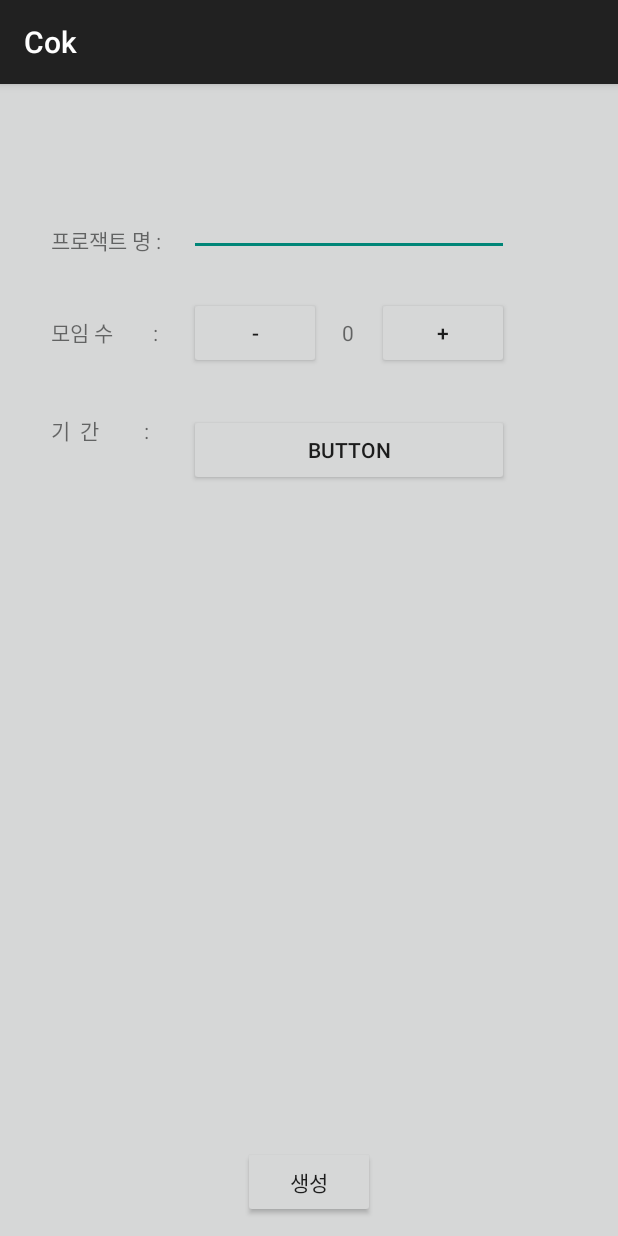
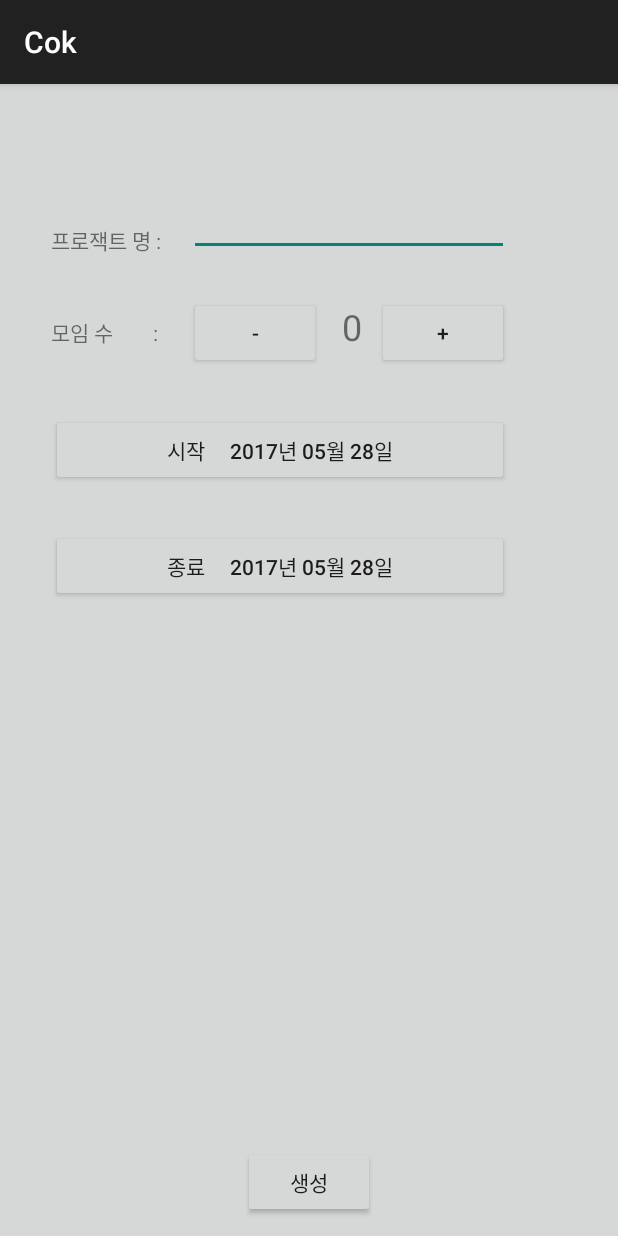
Before and after one commit to LeByHo/Mobile, an Android app: the Main2Activity screen opened directly, with no data from a screen before it, on a phone screen of 412 x 824 dp. Run offline under Robolectric (Android 15) with nearby library versions, the phone set to English and light mode, and no system bars.

Commit message:
2017-05-28 MainActivity

```diff
--- a/Cok/app/src/main/java/org/androidtown/cok/Main2Activity.java
+++ b/Cok/app/src/main/java/org/androidtown/cok/Main2Activity.java
@@ -1,6 +1,5 @@
 package org.androidtown.cok;
 
-import android.app.Fragment;
 import android.content.Intent;
 import android.os.Bundle;
 import android.support.v7.app.AppCompatActivity;
@@ -10,23 +9,24 @@ import android.widget.EditText;
 import android.widget.TextView;
 import android.widget.Toast;
 
+import java.text.SimpleDateFormat;
+import java.util.Date;
+
 public class Main2Activity extends AppCompatActivity {
+    String s,f;
     Button btn_up,btn_down;
-    Button Fbutton,Cbutton;
-    String s;
-    String f;
+    Button Fbutton, sd_button, fd_button;
     TextView text;
     EditText title;
-    TextView text2;
     int count = 0;
 
     @Override
     protected void onCreate(Bundle savedInstanceState) {
         super.onCreate(savedInstanceState);
         setContentView(R.layout.activity_main2);
-
         setup();
-        Cbutton.setOnClickListener(new View.OnClickListener() {
+        setDate();
+        sd_button.setOnClickListener(new View.OnClickListener() {
             @Override
             public void onClick(View v) {
                 Intent clintent = new Intent(Main2Activity.this, Calendar.class);
@@ -38,7 +38,6 @@ public class Main2Activity extends AppCompatActivity {
         Fbutton.setOnClickListener(new View.OnClickListener() {
             @Override
             public void onClick(View v) {
-
                 Intent intent = getIntent();
                 Bundle bundle = intent.getExtras();
                 bundle.putString("title", title.getText().toString());
@@ -46,7 +45,7 @@ public class Main2Activity extends AppCompatActivity {
                 bundle.putString("start",s);
                 bundle.putString("finish",f);
                 intent.putExtras(bundle);
-                setResult(RESULT_OK, intent);
+                setResult(RESULT_OK,intent);
                 finish();
             }
         });
@@ -55,12 +54,11 @@ public class Main2Activity extends AppCompatActivity {
     protected void onActivityResult(int requestCode, int resultCode, Intent data) {
         super.onActivityResult(requestCode, resultCode, data);
         Bundle bundle = data.getExtras();
-        Toast.makeText(getApplicationContext(),bundle.getInt("YEAR")+"",Toast.LENGTH_SHORT).show();
-        text2.setVisibility(View.VISIBLE);
-        text2.setText("시작일 :"+bundle.getInt("YEAR")+" 년 "+bundle.getInt("MONTH")+" 월 "+bundle.getInt("DAY")+" 일"+"\n"+
-                "종료일 :"+bundle.getInt("Year")+" 년 "+bundle.getInt("Month")+" 월 "+bundle.getInt("Day")+" 일");
+        //Toast.makeText(getApplicationContext(),bundle.getInt("YEAR")+"",Toast.LENGTH_SHORT).show();
+        sd_button.setText("시작일 :"+bundle.getInt("YEAR")+" 년 "+bundle.getInt("MONTH")+" 월 "+bundle.getInt("DAY")+" 일");
+        fd_button.setText("종료일 :"+bundle.getInt("Year")+" 년 "+bundle.getInt("Month")+" 월 "+bundle.getInt("Day")+" 일");
         if(bundle.getInt("MONTH")<10)
-         s=bundle.getInt("YEAR")+"-"+"0"+bundle.getInt("MONTH")+"-"+bundle.getInt("DAY");
+            s=bundle.getInt("YEAR")+"-"+"0"+bundle.getInt("MONTH")+"-"+bundle.getInt("DAY");
         else{
             s=bundle.getInt("YEAR")+"-"+bundle.getInt("MONTH")+"-"+bundle.getInt("DAY");
         }
@@ -70,33 +68,30 @@ public class Main2Activity extends AppCompatActivity {
         else{
             f=bundle.getInt("Year")+"-"+bundle.getInt("Month")+"-"+bundle.getInt("Day");
         }
-        Cbutton.setVisibility(View.INVISIBLE);
     }
-/*
+    @Override
+    public void onBackPressed() {
+        super.onBackPressed();
+    }
 
-    private void modify(){
-        Intent intent= getIntent();
-        Bundle bundle = intent.getExtras();
-        Toast.makeText(getApplicationContext(),bundle.getInt("YEAR")+"",Toast.LENGTH_SHORT).show();
-        text2.setVisibility(View.VISIBLE);
-        text2.setText("시작일 :"+bundle.getInt("YEAR")+" 년 "+bundle.getInt("MONTH")+" 월 "+bundle.getInt("DAY")+" 일"+"\n"+
-                "종료일 :"+bundle.getInt("Year")+" 년 "+bundle.getInt("Month")+" 월 "+bundle.getInt("Day")+" 일");
-        Cbutton.setVisibility(View.INVISIBLE);
+    private void setDate(){
+        long now = System.currentTimeMillis();
+        Date date = new Date(now);
+        SimpleDateFormat CurDateFormat = new SimpleDateFormat("yyyy년 MM월 dd일");
+        String strCurDate = CurDateFormat.format(date);
+        sd_button.setText("시작"+"     "+strCurDate);
+        fd_button.setText("종료"+"     "+strCurDate);
     }
-    }
-*/
-
-
     private void setup() {
         title = (EditText)findViewById(R.id.editText3);
         btn_up = (Button) findViewById(R.id.buttonp);
         btn_down = (Button) findViewById(R.id.buttonm);
         text = (TextView) findViewById(R.id.count);
         Fbutton = (Button)findViewById(R.id.finish);
-        Cbutton = (Button)findViewById(R.id.button);
+        sd_button = (Button)findViewById(R.id.sd_dutton);
+        fd_button = (Button)findViewById(R.id.fd_button);
         btn_up.setOnClickListener(listener);
         btn_down.setOnClickListener(listener);
-        text2 = (TextView)findViewById(R.id.c_text);
     }
 
     View.OnClickListener listener = new View.OnClickListener() {
--- a/Cok/app/src/main/res/layout/activity_main2.xml
+++ b/Cok/app/src/main/res/layout/activity_main2.xml
@@ -29,8 +29,7 @@
         android:ems="10"
         android:inputType="textPersonName"
         android:layout_alignBottom="@+id/textView"
-        android:layout_toRightOf="@+id/textView"
-        android:layout_toEndOf="@+id/textView" />
+        android:layout_toRightOf="@+id/textView" />
 
     <TextView
         android:id="@+id/textView2"
@@ -46,28 +45,15 @@
         android:id="@+id/count"
         android:layout_width="wrap_content"
         android:layout_height="wrap_content"
+        android:layout_alignBaseline="@+id/textView2"
+        android:layout_alignBottom="@+id/textView2"
         android:layout_marginLeft="14dp"
         android:layout_marginStart="14dp"
+        android:layout_toEndOf="@+id/buttonm"
+        android:layout_toRightOf="@+id/buttonm"
         android:text="0"
-        android:layout_alignBaseline="@+id/textView2"
-        android:layout_alignBottom="@+id/textView2"
-        android:layout_toRightOf="@+id/buttonm"
-        android:layout_toEndOf="@+id/buttonm" />
-    <TextView
-        android:layout_width="wrap_content"
-        android:layout_height="wrap_content"
-        android:text="기  간         : "
-        android:layout_alignTop="@+id/button"
-        android:layout_alignLeft="@+id/textView2"
-        android:layout_alignStart="@+id/textView2" />
-    <TextView
-        android:id="@+id/c_text"
-        android:layout_width="wrap_content"
-        android:layout_height="wrap_content"
-        android:visibility="invisible"
-        android:layout_alignTop="@+id/button"
-        android:layout_alignLeft="@+id/button"
-        android:layout_alignStart="@+id/button" />
+        android:textSize="24sp" />
+
     <Button
         android:id="@+id/buttonm"
         android:layout_width="wrap_content"
@@ -83,7 +69,7 @@
         android:layout_width="wrap_content"
         android:layout_height="wrap_content"
         android:text="+"
-        android:layout_above="@+id/button"
+        android:layout_above="@+id/sd_dutton"
         android:layout_alignRight="@+id/editText3"
         android:layout_alignEnd="@+id/editText3" />
 
@@ -97,15 +83,26 @@
         android:text="생성" />
 
     <Button
-        android:id="@+id/button"
+        android:id="@+id/fd_button"
         android:layout_width="wrap_content"
         android:layout_height="wrap_content"
-        android:layout_marginTop="30dp"
+        android:layout_marginTop="29dp"
         android:text="Button"
-        android:layout_below="@+id/buttonm"
-        android:layout_alignLeft="@+id/buttonm"
-        android:layout_alignStart="@+id/buttonm"
+        android:layout_below="@+id/sd_dutton"
+        android:layout_alignLeft="@+id/sd_dutton"
+        android:layout_alignStart="@+id/sd_dutton"
         android:layout_alignRight="@+id/buttonp"
         android:layout_alignEnd="@+id/buttonp" />
 
+    <Button
+        android:id="@+id/sd_dutton"
+        android:layout_width="wrap_content"
+        android:layout_height="wrap_content"
+        android:layout_alignEnd="@+id/buttonp"
+        android:layout_alignRight="@+id/buttonp"
+        android:layout_below="@+id/buttonm"
+        android:layout_marginTop="30dp"
+        android:text="Button"
+        android:layout_alignLeft="@+id/textView2"
+        android:layout_alignStart="@+id/textView2" />
 </RelativeLayout>
```
Also changed, not shown: Cok/app/src/main/java/org/androidtown/cok/MainActivity.java (+113 -14 lines).
